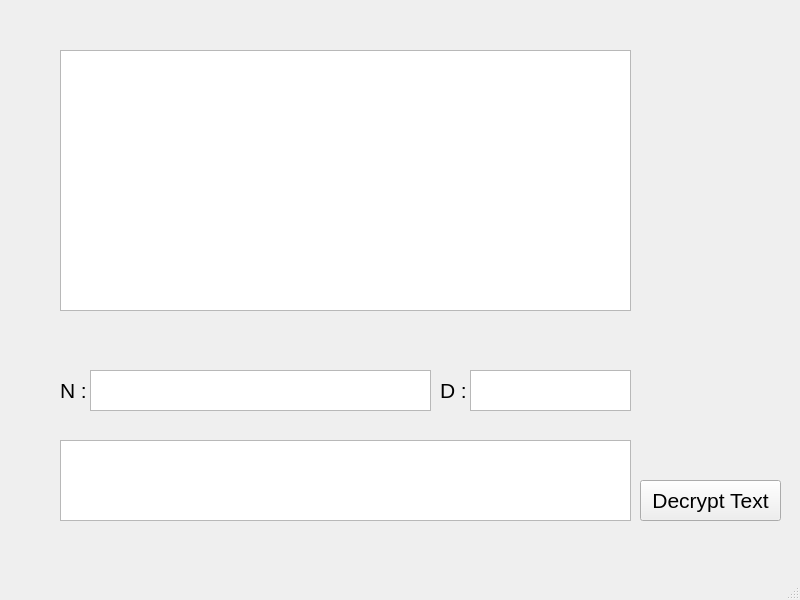
This is UI/decryption.ui in digu-007/Cypher as Qt 5 draws it before an edit. The edited form follows.
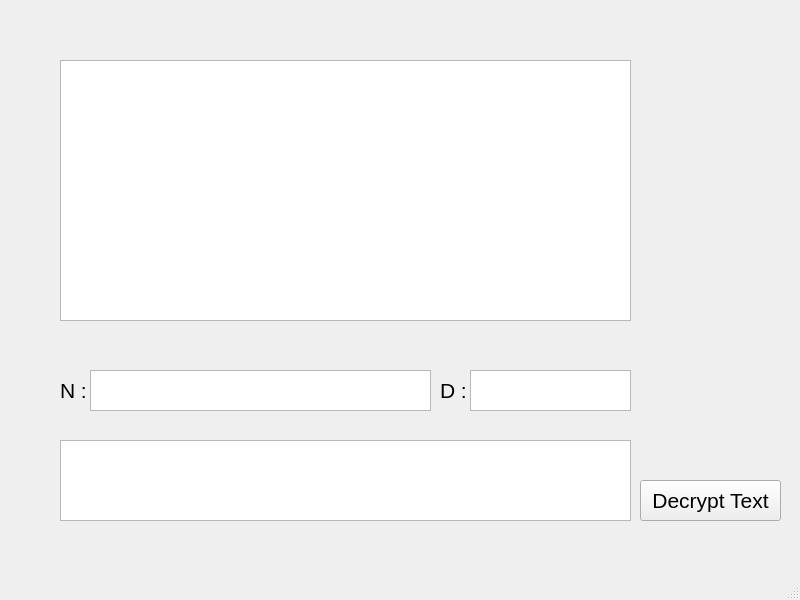
This is the edited form. Icons and pictures are not drawn.

What changed in the file:
```diff
--- a/UI/decryption.ui
+++ b/UI/decryption.ui
@@ -106,7 +106,7 @@
     <property name="geometry">
      <rect>
       <x>60</x>
-      <y>50</y>
+      <y>60</y>
       <width>571</width>
       <height>261</height>
      </rect>
```
